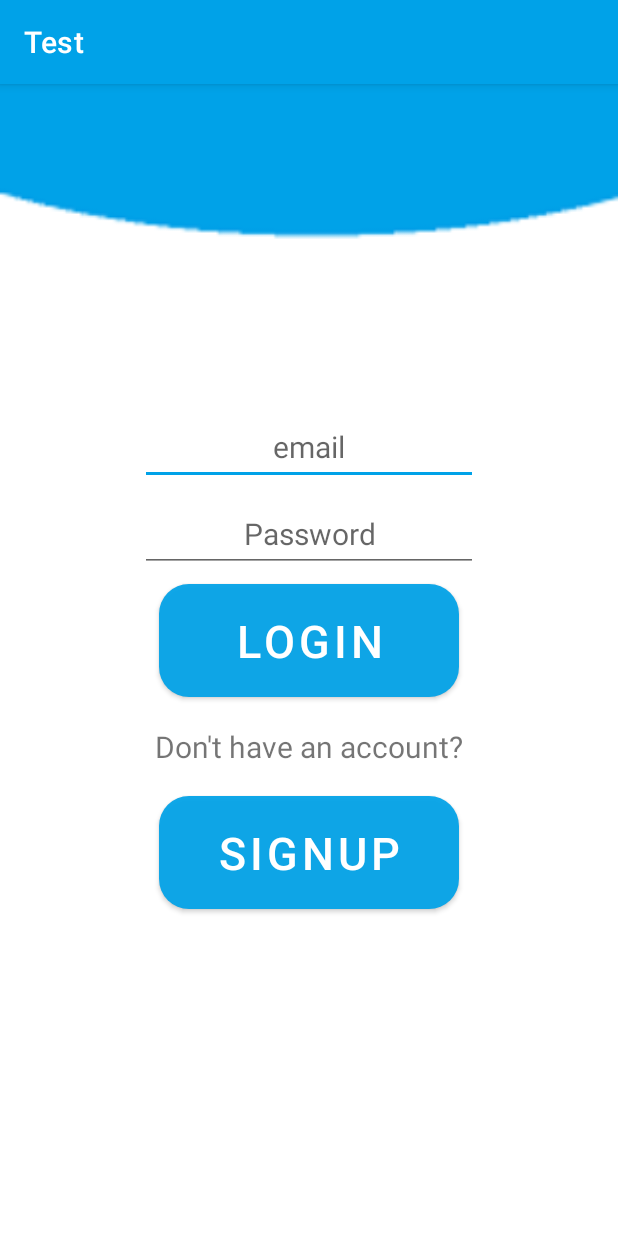
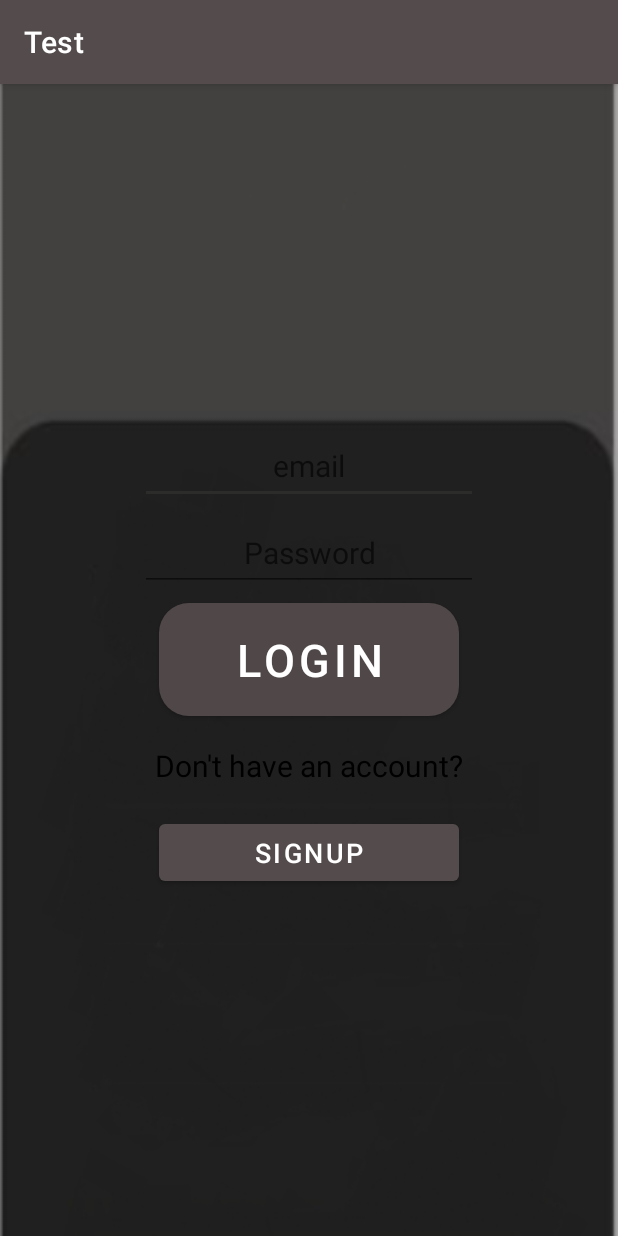
Before and after one commit to xXGodBladeXx/MyProj, an Android app: the Login_Activity screen opened directly, with no data from a screen before it, on a phone screen of 412 x 824 dp. Run offline under Robolectric (Android 15) with nearby library versions, the phone set to English and light mode, and no system bars; our stand-ins replace Firebase (no records; nobody signed in at launch, a user with empty details on screens opened directly).

Commit message:
new designs

```diff
--- a/app/src/main/java/com/example/test/Login_Activity.java
+++ b/app/src/main/java/com/example/test/Login_Activity.java
@@ -38,8 +38,8 @@ public class Login_Activity extends AppCompatActivity implements View.OnLongClic
         loginc.setOnLongClickListener(this);
 
         SharedPreferences sp = getSharedPreferences("settings", MODE_PRIVATE);//creates a local file which saves the sp in it
-        String email = sp.getString("email", "");//saves the email in the local file
-        String password = sp.getString("password", "");//saves the password in the local file
+        String email = sp.getString("email", "");//the email in the local file
+        String password = sp.getString("password", "");//the password in the local file
         if (!email.equals("") && !password.equals("")) {//checks if the edit text is empty and if it is it
             // presets the email with the email that it saved from before
             editTextTextPersonName.setText(email);
--- a/app/src/main/res/layout/activity_login.xml
+++ b/app/src/main/res/layout/activity_login.xml
@@ -5,9 +5,11 @@
     android:layout_width="match_parent"
     android:layout_height="match_parent"
     android:gravity="center"
-    android:background="@drawable/back"
+    android:background="@drawable/background_new"
     android:orientation="vertical"
     tools:context=".Login_Activity">
+
+
 
 
     <EditText
@@ -20,6 +22,7 @@
         android:gravity="center"
         android:hint="email"
         android:inputType="textEmailAddress"
+        android:textColor="@color/black"
         android:textSize="20dp" />
 
     <EditText
@@ -34,6 +37,8 @@
         android:inputType="textPassword"
         android:textSize="20dp"
         android:layout_marginTop="8dp"
+        android:textColor="@color/black"
+
         />
 
     <Button
@@ -57,18 +62,17 @@
         android:textSize="20dp"
         android:text="Don't have an account?"
         android:layout_marginTop="8dp"
+        android:textColor="@color/black"
         />
 
     <Button
         android:id="@+id/buttonSignUp"
         android:layout_width="200dp"
-        android:layout_height="75dp"
+        android:layout_height="50dp"
         android:layout_marginTop="8dp"
-        android:background="@drawable/roundbutton"
         android:onClick="signup"
         android:text="Signup"
-        android:textSize="30dp" />
-
+        android:textSize="18dp" />
 
 
 </LinearLayout>
--- a/app/src/main/res/values/themes.xml
+++ b/app/src/main/res/values/themes.xml
@@ -2,12 +2,12 @@
     <!-- Base application theme. -->
     <style name="Theme.Test" parent="Theme.MaterialComponents.DayNight.DarkActionBar">
         <!-- Primary brand color. -->
-        <item name="colorPrimary">#00A2E8</item>
-        <item name="colorPrimaryVariant">#00A2E8</item>
+        <item name="colorPrimary">#544C4C</item>
+        <item name="colorPrimaryVariant">#544C4C</item>
         <item name="colorOnPrimary">@color/white</item>
         <!-- Secondary brand color. -->
-        <item name="colorSecondary">#00A2E8</item>
-        <item name="colorSecondaryVariant">#00A2E8</item>
+        <item name="colorSecondary">#2C2C2A</item>
+        <item name="colorSecondaryVariant">#2C2C2A</item>
         <item name="colorOnSecondary">@color/black</item>
         <!-- Status bar color. -->
         <item name="android:statusBarColor" tools:targetApi="l">?attr/colorPrimaryVariant</item>
```
Also changed, not shown: app/src/main/res/drawable/background_new.PNG (added).
